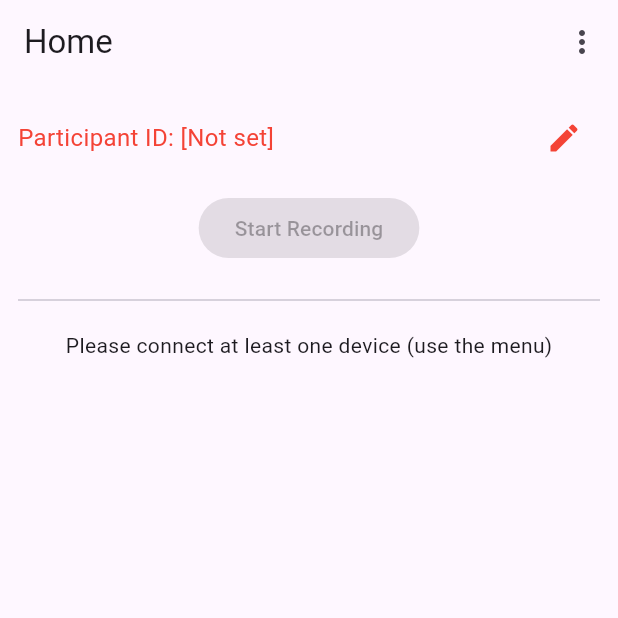
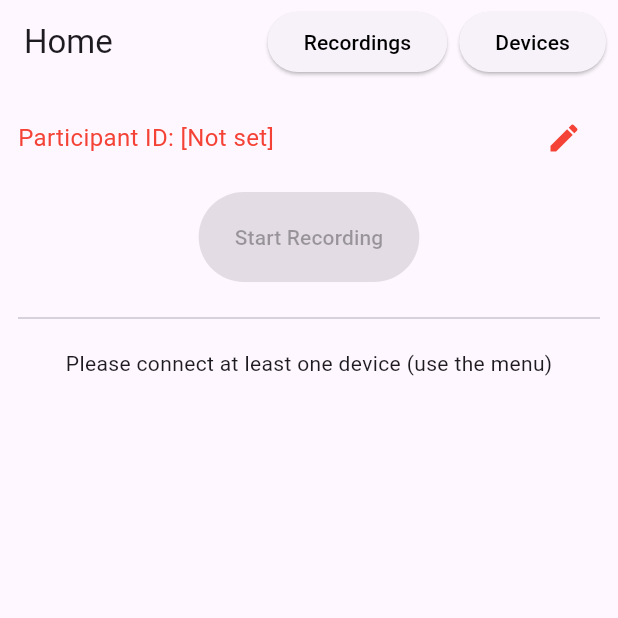
Before and after one commit to OpenEarable/open_earable_sport_study, a Flutter app: the screen it shows after launch, on a phone screen of 412 x 824 dp, the top half of it. Run offline on Flutter 3.47's test engine with Material 3 defaults, Android fonts, the phone set to English and light mode, and no system bars; our stand-ins replace flutter_svg, open_file, share_plus, shared_preferences, slide_to_act; missing offline and left inert: open_earable_flutter, open_earable_flutter_edge_ml_connection.

Commit message:
UI improvements
 - Green and bigger start button
 - Replace the kebab menu by buttons

```diff
--- a/lib/pages/home_page.dart
+++ b/lib/pages/home_page.dart
@@ -79,6 +79,11 @@ class HomePage extends StatelessWidget {
                   onPressed: settingsController.participantId.isEmpty
                       ? null
                       : recordingController.start,
+                  style: ElevatedButton.styleFrom(
+                    backgroundColor: Colors.green,
+                    foregroundColor: Colors.white,
+                    fixedSize: const Size.fromHeight(60),
+                  ),
                   child: const Text('Start Recording'),
                 ),
               ),
--- a/lib/widgets/action_app_bar.dart
+++ b/lib/widgets/action_app_bar.dart
@@ -9,37 +9,41 @@ class ActionAppBar extends AppBar {
           key: key,
           title: const Text("Home"),
           actions: <Widget>[
+            const SizedBox(width: 8),
             Builder(
-              builder: (context) => PopupMenuButton<String>(
-                onSelected: (value) {
-                  if (value == 'connected') {
+              builder: (context) => ElevatedButton(
+                style: ElevatedButton.styleFrom(
+                  foregroundColor: Colors.black,
+                ),
+                onPressed: () {
+                  Navigator.push(
+                    context,
+                    MaterialPageRoute(
+                      builder: (_) => const StoredRecordingsPage(),
+                    ),
+                  );
+                },
+                child: const Text('Recordings'),
+              ),
+            ),
+            const SizedBox(width: 8),
+            Builder(
+              builder: (context) => ElevatedButton(
+                style: ElevatedButton.styleFrom(
+                  foregroundColor: Colors.black,
+                ),
+                onPressed: () {
                   Navigator.push(
                     context,
                     MaterialPageRoute(
                       builder: (_) => const ConnectedDevicesPage(),
                     ),
                   );
-                  } else if (value == 'recordings') {
-                    Navigator.push(
-                      context,
-                      MaterialPageRoute(
-                        builder: (_) => const StoredRecordingsPage(),
-                      ),
-                    );
-                  }
                 },
-                itemBuilder: (context) => const [
-                  PopupMenuItem(
-                    value: 'connected',
-                    child: Text('Connected Devices'),
-                  ),
-                  PopupMenuItem(
-                    value: 'recordings',
-                    child: Text('Stored Recordings'),
-                  ),
-                ],
+                child: const Text('Devices'),
               ),
             ),
+            const SizedBox(width: 8),
           ],
         );
 }
```
Lines whose indentation alone changed are shown as unchanged.
